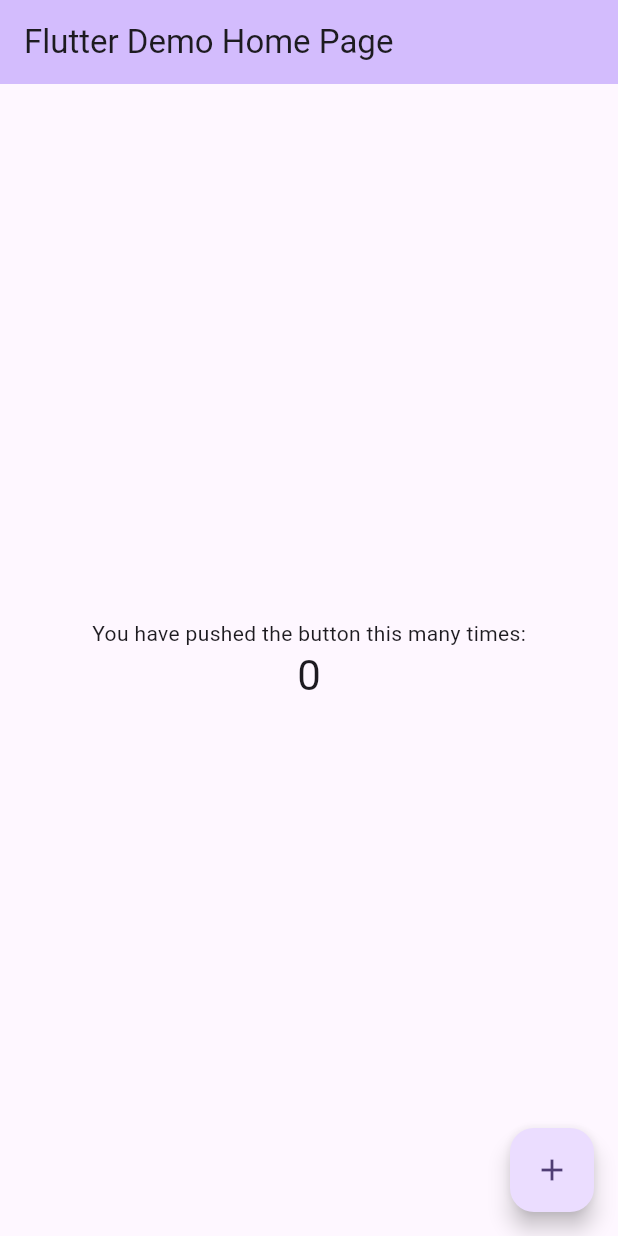
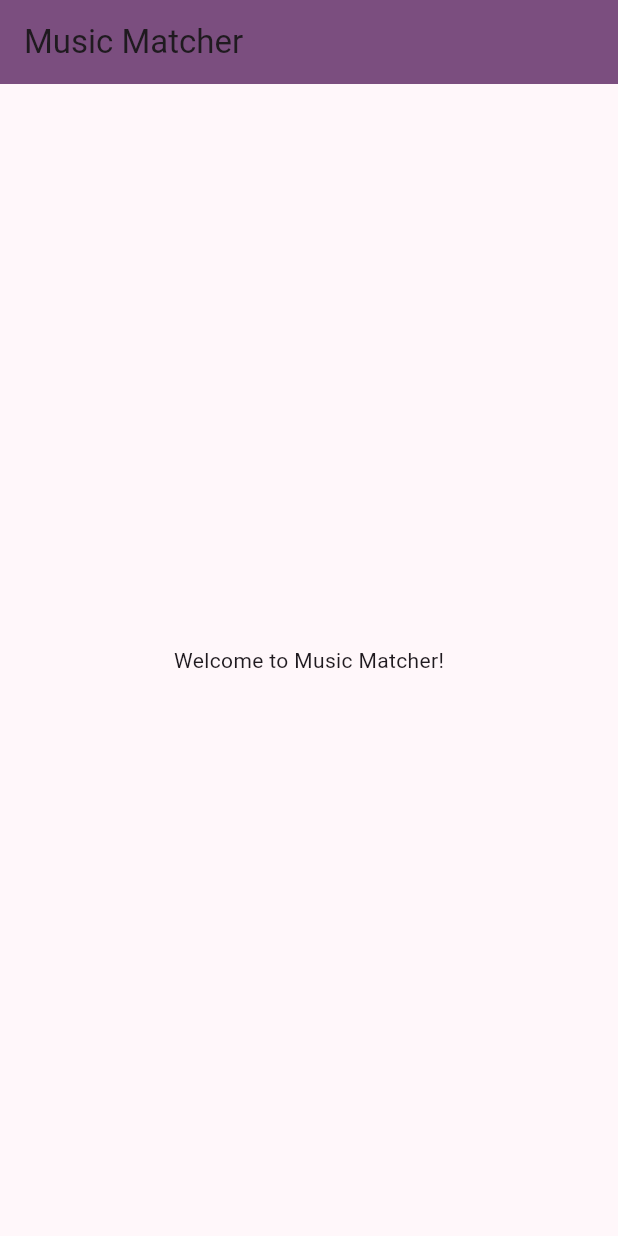
Before and after one commit to MysteryCoder456/maddata-2025, a Flutter app: the screen it shows after launch, on a phone screen of 412 x 824 dp. Run offline on Flutter 3.47's test engine with Material 3 defaults, Android fonts, the phone set to English and light mode, and no system bars.

Commit message:
chore: simplified home page

```diff
--- a/lib/main.dart
+++ b/lib/main.dart
@@ -11,7 +11,7 @@ class MyApp extends StatelessWidget {
   @override
   Widget build(BuildContext context) {
     return MaterialApp(
-      title: 'Flutter Demo',
+      title: 'Music Matcher',
       theme: ThemeData(
         // This is the theme of your application.
         //
@@ -28,95 +28,29 @@ class MyApp extends StatelessWidget {
         //
         // This works for code too, not just values: Most code changes can be
         // tested with just a hot reload.
-        colorScheme: ColorScheme.fromSeed(seedColor: Colors.deepPurple),
+        colorScheme: ColorScheme.fromSeed(seedColor: Colors.purple),
       ),
-      home: const MyHomePage(title: 'Flutter Demo Home Page'),
+      home: const HomePage(),
     );
   }
 }
 
-class MyHomePage extends StatefulWidget {
-  const MyHomePage({super.key, required this.title});
-
-  // This widget is the home page of your application. It is stateful, meaning
-  // that it has a State object (defined below) that contains fields that affect
-  // how it looks.
-
-  // This class is the configuration for the state. It holds the values (in this
-  // case the title) provided by the parent (in this case the App widget) and
-  // used by the build method of the State. Fields in a Widget subclass are
-  // always marked "final".
-
-  final String title;
-
-  @override
-  State<MyHomePage> createState() => _MyHomePageState();
-}
-
-class _MyHomePageState extends State<MyHomePage> {
-  int _counter = 0;
-
-  void _incrementCounter() {
-    setState(() {
-      // This call to setState tells the Flutter framework that something has
-      // changed in this State, which causes it to rerun the build method below
-      // so that the display can reflect the updated values. If we changed
-      // _counter without calling setState(), then the build method would not be
-      // called again, and so nothing would appear to happen.
-      _counter++;
-    });
-  }
+class HomePage extends StatelessWidget {
+  const HomePage({super.key});
 
   @override
   Widget build(BuildContext context) {
-    // This method is rerun every time setState is called, for instance as done
-    // by the _incrementCounter method above.
-    //
-    // The Flutter framework has been optimized to make rerunning build methods
-    // fast, so that you can just rebuild anything that needs updating rather
-    // than having to individually change instances of widgets.
     return Scaffold(
       appBar: AppBar(
-        // TRY THIS: Try changing the color here to a specific color (to
-        // Colors.amber, perhaps?) and trigger a hot reload to see the AppBar
-        // change color while the other colors stay the same.
-        backgroundColor: Theme.of(context).colorScheme.inversePrimary,
-        // Here we take the value from the MyHomePage object that was created by
-        // the App.build method, and use it to set our appbar title.
-        title: Text(widget.title),
+        title: const Text('Music Matcher'),
+        backgroundColor: Theme.of(context).primaryColor,
       ),
       body: Center(
-        // Center is a layout widget. It takes a single child and positions it
-        // in the middle of the parent.
         child: Column(
-          // Column is also a layout widget. It takes a list of children and
-          // arranges them vertically. By default, it sizes itself to fit its
-          // children horizontally, and tries to be as tall as its parent.
-          //
-          // Column has various properties to control how it sizes itself and
-          // how it positions its children. Here we use mainAxisAlignment to
-          // center the children vertically; the main axis here is the vertical
-          // axis because Columns are vertical (the cross axis would be
-          // horizontal).
-          //
-          // TRY THIS: Invoke "debug painting" (choose the "Toggle Debug Paint"
-          // action in the IDE, or press "p" in the console), to see the
-          // wireframe for each widget.
           mainAxisAlignment: MainAxisAlignment.center,
-          children: <Widget>[
-            const Text('You have pushed the button this many times:'),
-            Text(
-              '$_counter',
-              style: Theme.of(context).textTheme.headlineMedium,
-            ),
-          ],
+          children: const <Widget>[Text('Welcome to Music Matcher!')],
         ),
       ),
-      floatingActionButton: FloatingActionButton(
-        onPressed: _incrementCounter,
-        tooltip: 'Increment',
-        child: const Icon(Icons.add),
-      ), // This trailing comma makes auto-formatting nicer for build methods.
     );
   }
 }
```
